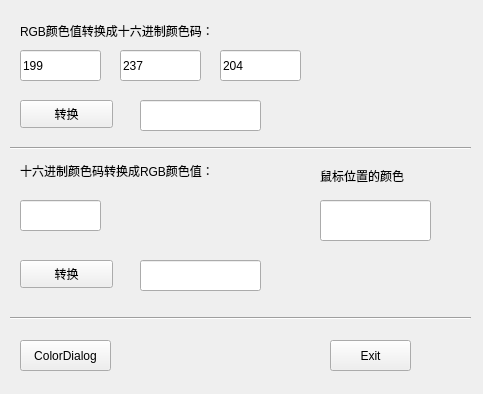
Before: the Qt Designer form mainwindow.ui in jaredtao/RGB-Convert, drawn with Qt 5.
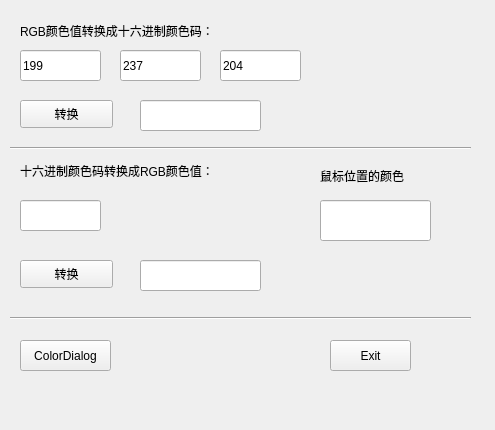
After: the same form once the commit is applied.

The edit to the form file:
```diff
--- a/mainwindow.ui
+++ b/mainwindow.ui
@@ -6,8 +6,8 @@
    <rect>
     <x>0</x>
     <y>0</y>
-    <width>483</width>
-    <height>394</height>
+    <width>495</width>
+    <height>430</height>
    </rect>
   </property>
   <property name="windowTitle">
@@ -189,10 +189,10 @@
    <widget class="QLabel" name="label_mouseColor">
     <property name="geometry">
      <rect>
-      <x>320</x>
-      <y>260</y>
-      <width>101</width>
-      <height>31</height>
+      <x>310</x>
+      <y>250</y>
+      <width>151</width>
+      <height>61</height>
      </rect>
     </property>
     <property name="text">
```
